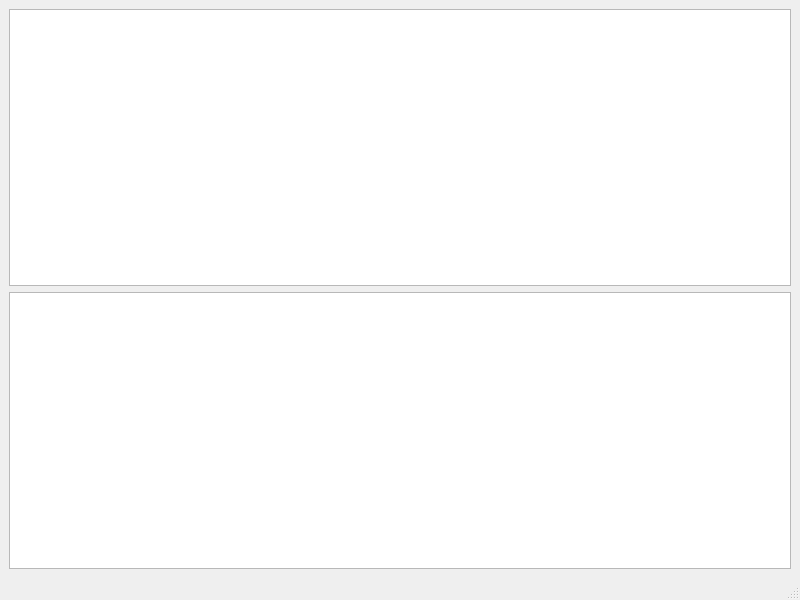
This is mainwindow.ui in eloranta/VibeFood as Qt 5 draws it before an edit. The edited form follows.
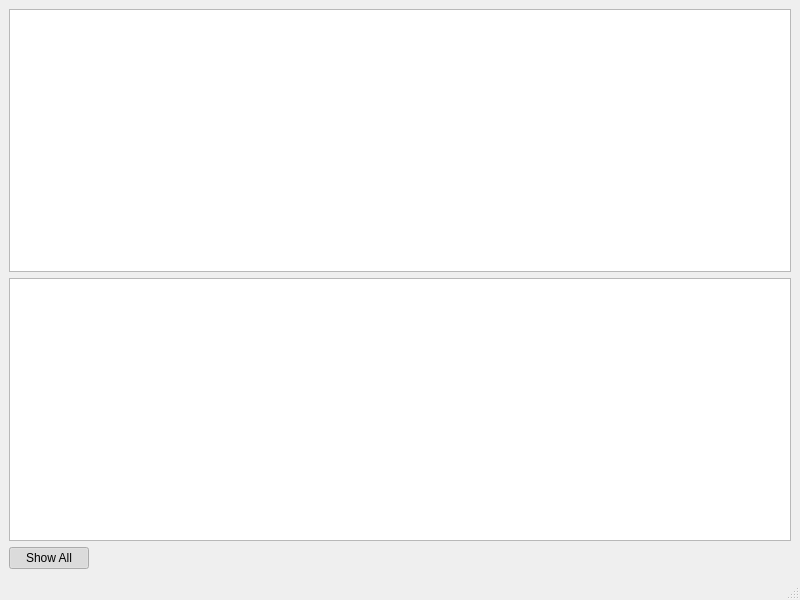
This is the edited form.

Commit message: add show all button

What changed in the file:
```diff
--- a/mainwindow.ui
+++ b/mainwindow.ui
@@ -39,6 +39,36 @@
       </item>
      </layout>
     </item>
+    <item row="1" column="0">
+     <layout class="QHBoxLayout" name="horizontalLayout">
+      <item>
+       <widget class="QPushButton" name="btnShowAll">
+        <property name="text">
+         <string>Show All</string>
+        </property>
+        <property name="checkable">
+         <bool>true</bool>
+        </property>
+        <property name="checked">
+         <bool>true</bool>
+        </property>
+       </widget>
+      </item>
+      <item>
+       <spacer name="horizontalSpacer">
+        <property name="orientation">
+         <enum>Qt::Orientation::Horizontal</enum>
+        </property>
+        <property name="sizeHint" stdset="0">
+         <size>
+          <width>40</width>
+          <height>20</height>
+         </size>
+        </property>
+       </spacer>
+      </item>
+     </layout>
+    </item>
    </layout>
   </widget>
   <widget class="QMenuBar" name="menubar">
```
The commit also changes 2 other files.
